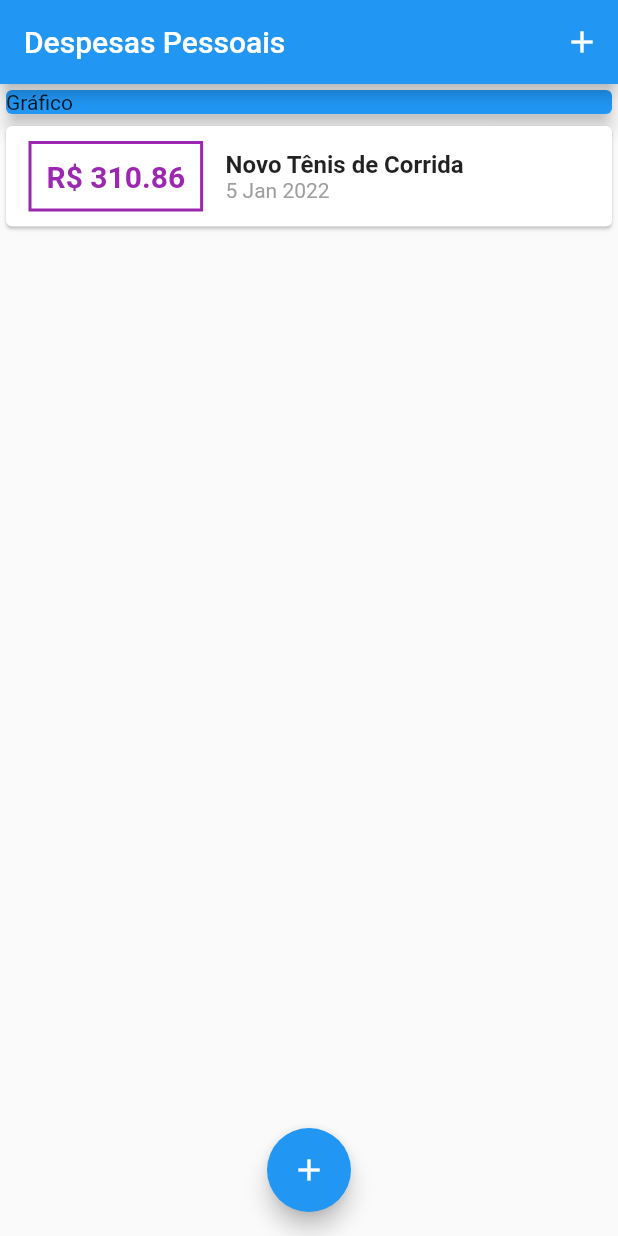
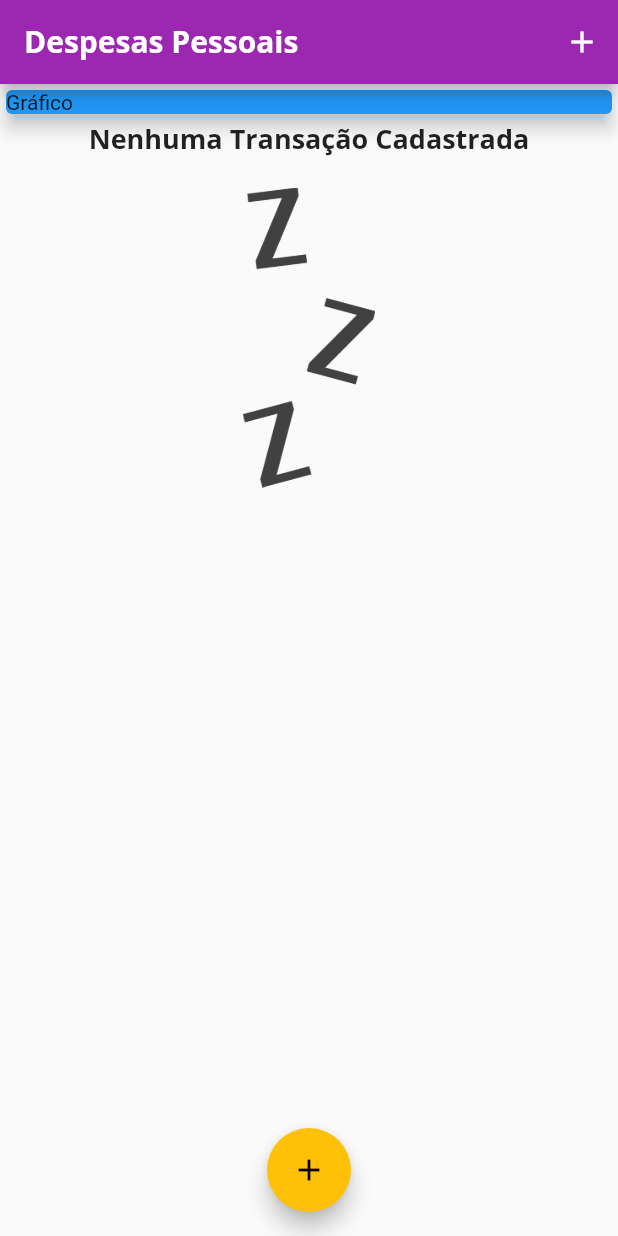
Before and after one commit to guilhermeais/expenses, a Flutter app: the screen it shows after launch, on a phone screen of 412 x 824 dp. Run offline on Flutter 3.47's test engine with Material 2 defaults, Android fonts, the phone set to English and light mode, and no system bars.

Commit message:
Adding fonts, images and styles to Transactions

```diff
--- a/lib/components/transaction_list.dart
+++ b/lib/components/transaction_list.dart
@@ -13,7 +13,26 @@ class TransactionList extends StatelessWidget {
   Widget build(BuildContext context) {
     return Container(
       height: 300,
-      child: ListView.builder(
+      child: transactions.isEmpty
+          ? Column(
+              children: [
+                Text(
+                  'Nenhuma Transação Cadastrada',
+                  style: Theme.of(context).textTheme.headline6,
+                ),
+                const SizedBox(
+                  height: 20,
+                ),
+                Container(
+                  height: 200,
+                  child: Image.asset(
+                    'assets/images/waiting.png',
+                    fit: BoxFit.cover,
+                  ),
+                )
+              ],
+            )
+          : ListView.builder(
               itemCount: transactions.length,
               itemBuilder: (BuildContext ctx, int index) {
                 final tr = transactions[index];
@@ -21,17 +40,19 @@ class TransactionList extends StatelessWidget {
                     child: Row(
                   children: [
                     Container(
-                margin:
-                    const EdgeInsets.symmetric(horizontal: 15, vertical: 10),
+                      margin: const EdgeInsets.symmetric(
+                          horizontal: 15, vertical: 10),
                       decoration: BoxDecoration(
-                    border: Border.all(color: Colors.purple, width: 2)),
+                          border: Border.all(
+                              color: Theme.of(context).colorScheme.primary,
+                              width: 2)),
                       padding: const EdgeInsets.all(10),
                       child: Text(
                         "R\$ ${tr.value.toStringAsFixed(2)}",
-                  style: const TextStyle(
+                        style: TextStyle(
                           fontWeight: FontWeight.bold,
                           fontSize: 20,
-                    color: Colors.purple,
+                          color: Theme.of(context).colorScheme.primary,
                         ),
                       ),
                     ),
@@ -40,8 +61,7 @@ class TransactionList extends StatelessWidget {
                       children: [
                         Text(
                           tr.title,
-                    style: const TextStyle(
-                        fontSize: 16, fontWeight: FontWeight.bold),
+                          style: Theme.of(context).textTheme.headline6,
                         ),
                         Text(
                           DateFormat("d MMM y").format(tr.date),
--- a/lib/main.dart
+++ b/lib/main.dart
@@ -16,6 +16,23 @@ class ExpensesApp extends StatelessWidget {
   Widget build(BuildContext context) {
     return MaterialApp(
       home: MyHomePage(),
+      theme: ThemeData(
+          // primarySwatch: Colors.purple,
+          colorScheme: ColorScheme.fromSwatch(
+              primarySwatch: Colors.purple, accentColor: Colors.amber),
+          fontFamily: 'Quicksand',
+          textTheme: ThemeData.light().textTheme.copyWith(
+              headline6: const TextStyle(
+                  fontFamily: 'OpenSans',
+                  fontSize: 18,
+                  fontWeight: FontWeight.bold)),
+          appBarTheme: const AppBarTheme(
+            titleTextStyle: TextStyle(
+              fontFamily: 'OpenSans',
+              fontSize: 20,
+              fontWeight: FontWeight.bold,
+            ),
+          )),
     );
   }
 }
@@ -29,11 +46,11 @@ class MyHomePage extends StatefulWidget {
 
 class _MyHomePageState extends State<MyHomePage> {
   final List<Transaction> _transactions = [
-    Transaction(
-        id: 't1',
-        title: 'Novo Tênis de Corrida',
-        value: 310.86,
-        date: DateTime.now()),
+    // Transaction(
+    //     id: 't1',
+    //     title: 'Novo Tênis de Corrida',
+    //     value: 310.86,
+    //     date: DateTime.now()),
   ];
 
   _addTransaction(String title, double value) {
```
Also changed, not shown: pubspec.yaml (+15 -16 lines), assets/fonts/OpenSans-Bold.ttf (added), assets/fonts/OpenSans-Regular.ttf (added), assets/fonts/Quicksand-Bold.ttf (added), assets/fonts/Quicksand-Light.ttf (added), assets/fonts/Quicksand-Medium.ttf (added), assets/fonts/Quicksand-Regular.ttf (added), assets/images/waiting.png (added). Lines whose indentation alone changed are shown as unchanged.
